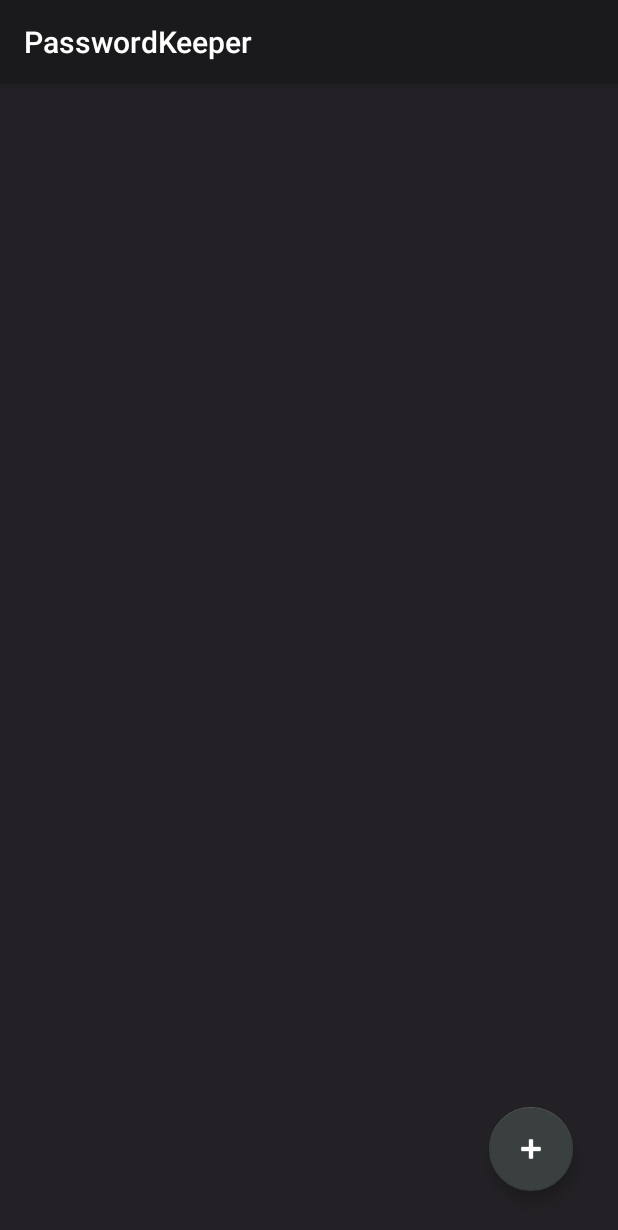
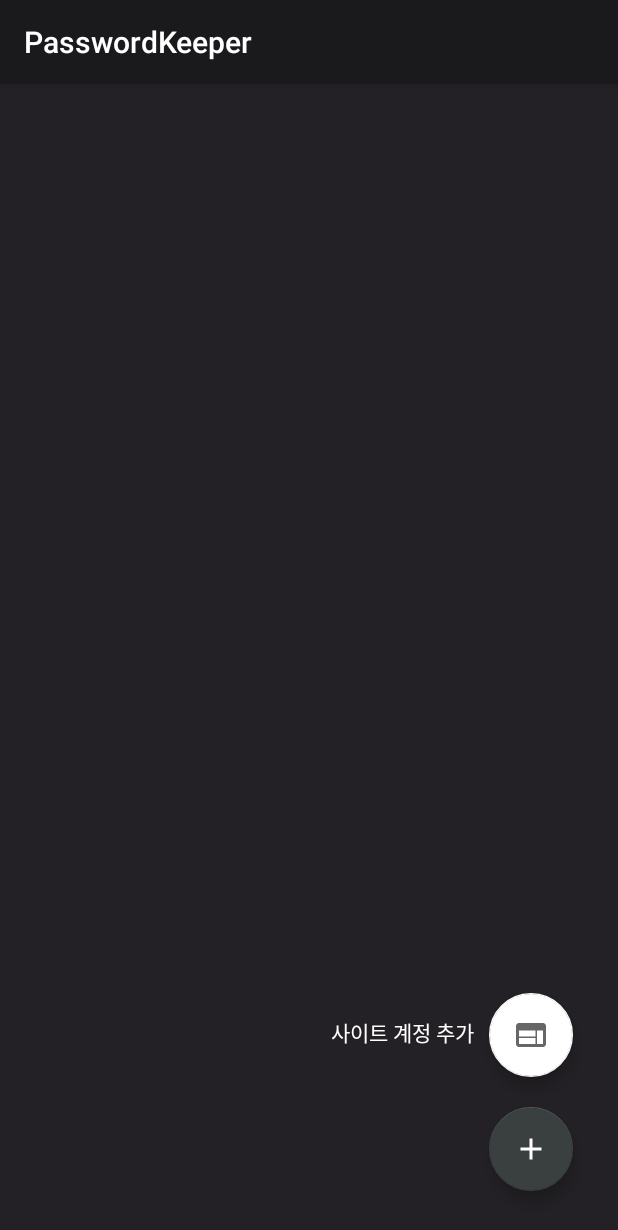
Before and after one commit to DongChyeon/Password-Keeper, an Android app: the MainActivity screen opened directly, with no data from a screen before it, on a phone screen of 412 x 824 dp. Shown: the top 1230 px of the screen. Run offline under Robolectric (Android 15) with nearby library versions, the phone set to English and light mode, and no system bars; our stand-ins replace Room's generated code.

Commit message:
Modify components' id and Add button animation

```diff
--- a/app/src/main/AndroidManifest.xml
+++ b/app/src/main/AndroidManifest.xml
@@ -9,10 +9,10 @@
         android:roundIcon="@drawable/applogo"
         android:supportsRtl="true"
         android:theme="@style/AppTheme">
-        <activity android:name=".RegisterActivity"></activity>
+        <activity android:name=".RegisterActivity" />
         <activity
             android:name=".LoginActivity"
-            android:theme="@style/LoginTheme"></activity>
+            android:theme="@style/LoginTheme" />
         <activity
             android:name=".SplashActivity"
             android:theme="@style/SplashTheme">
@@ -22,7 +22,7 @@
                 <category android:name="android.intent.category.LAUNCHER" />
             </intent-filter>
         </activity>
-        <activity android:name=".MainActivity"></activity>
+        <activity android:name=".MainActivity" />
     </application>
 
 </manifest>
--- a/app/src/main/java/com/dongchyeon/passwordkeeper/LoginActivity.java
+++ b/app/src/main/java/com/dongchyeon/passwordkeeper/LoginActivity.java
@@ -32,8 +32,8 @@ public class LoginActivity extends AppCompatActivity {
 
         prefs = getSharedPreferences("Pref", MODE_PRIVATE);
 
-        inputPassword = findViewById(R.id.intputPassword);
-        loginButton = findViewById(R.id.loginButton);
+        inputPassword = findViewById(R.id.intput_password);
+        loginButton = findViewById(R.id.login_button);
         loginButton.setOnClickListener(new View.OnClickListener() {
             @Override
             public void onClick(View view) {
--- a/app/src/main/java/com/dongchyeon/passwordkeeper/MainActivity.java
+++ b/app/src/main/java/com/dongchyeon/passwordkeeper/MainActivity.java
@@ -1,14 +1,69 @@
 package com.dongchyeon.passwordkeeper;
 
 import androidx.appcompat.app.AppCompatActivity;
+import androidx.recyclerview.widget.RecyclerView;
 
 import android.os.Bundle;
+import android.view.View;
+import android.view.animation.Animation;
+import android.view.animation.AnimationUtils;
+import android.widget.Button;
+import android.widget.TextView;
+
+import com.dongchyeon.passwordkeeper.database.AppDatabase;
+import com.google.android.material.floatingactionbutton.FloatingActionButton;
 
 public class MainActivity extends AppCompatActivity {
+    private AppDatabase appDatabase;
+
+    private FloatingActionButton addButton;
+    private FloatingActionButton addSiteButton;
+    private TextView addSiteText;
+    private RecyclerView recyclerView;
+
+    private Animation fab_open;
+    private Animation fab_close;
 
     @Override
     protected void onCreate(Bundle savedInstanceState) {
         super.onCreate(savedInstanceState);
         setContentView(R.layout.activity_main);
+
+        appDatabase = AppDatabase.getInstance(this);
+
+        initUI();
+    }
+
+    private void initUI() {
+        fab_open = AnimationUtils.loadAnimation(getApplicationContext(), R.anim.fab_open);
+        fab_close = AnimationUtils.loadAnimation(getApplicationContext(), R.anim.fab_close);
+
+        addButton = findViewById(R.id.add_button);
+        addSiteButton = findViewById(R.id.add_site_button);
+        addSiteText = findViewById(R.id.add_site_text);
+        recyclerView = findViewById(R.id.recycler_view);
+
+        addSiteButton.startAnimation(fab_close);
+        addSiteButton.setClickable(false);
+        addSiteText.startAnimation(fab_close);
+
+        addButton.setOnClickListener(new View.OnClickListener() {
+            @Override
+            public void onClick(View view) {
+                openAndCloseButton();
+            }
+        });
+    }
+
+    private void openAndCloseButton() {
+        if (addSiteButton.isClickable()) {
+            addSiteButton.startAnimation(fab_close);
+            addSiteButton.setClickable(false);
+            addSiteText.startAnimation(fab_close);
+        } else {
+            addSiteButton.startAnimation(fab_open);
+            addSiteButton.setClickable(true);
+            addSiteText.startAnimation(fab_open);
+        }
     }
 }
--- a/app/src/main/java/com/dongchyeon/passwordkeeper/RegisterActivity.java
+++ b/app/src/main/java/com/dongchyeon/passwordkeeper/RegisterActivity.java
@@ -26,9 +26,9 @@ public class RegisterActivity extends AppCompatActivity {
 
         prefs = getSharedPreferences("Pref", MODE_PRIVATE);
 
-        newPassword = findViewById(R.id.newPassword);
-        confirmPassword = findViewById(R.id.confirmPassword);
-        confirmButton = findViewById(R.id.confirmButton);
+        newPassword = findViewById(R.id.new_password);
+        confirmPassword = findViewById(R.id.confirm_password);
+        confirmButton = findViewById(R.id.confirm_button);
         confirmButton.setOnClickListener(new View.OnClickListener() {
             @Override
             public void onClick(View view) {
--- /dev/null
+++ b/app/src/main/res/anim/fab_close.xml
@@ -0,0 +1,18 @@
+<?xml version="1.0" encoding="utf-8"?>
+<set xmlns:android="http://schemas.android.com/apk/res/android"
+    android:fillAfter="true">
+    <scale
+        android:duration="300"
+        android:fromXScale="1.0"
+        android:fromYScale="1.0"
+        android:interpolator="@android:anim/linear_interpolator"
+        android:pivotX="50%"
+        android:pivotY="50%"
+        android:toXScale="0.0"
+        android:toYScale="0.0" />
+    <alpha
+        android:duration="300"
+        android:fromAlpha="1.0"
+        android:interpolator="@android:anim/accelerate_interpolator"
+        android:toAlpha="0.0" />
+</set>
--- /dev/null
+++ b/app/src/main/res/anim/fab_open.xml
@@ -0,0 +1,18 @@
+<?xml version="1.0" encoding="utf-8"?>
+<set xmlns:android="http://schemas.android.com/apk/res/android"
+    android:fillAfter="true">
+    <scale
+        android:duration="300"
+        android:fromXScale="0.0"
+        android:fromYScale="0.0"
+        android:interpolator="@android:anim/linear_interpolator"
+        android:pivotX="50%"
+        android:pivotY="50%"
+        android:toXScale="1.0"
+        android:toYScale="1.0" />
+    <alpha
+        android:duration="300"
+        android:fromAlpha="0.0"
+        android:interpolator="@android:anim/accelerate_interpolator"
+        android:toAlpha="1.0" />
+</set>
--- /dev/null
+++ b/app/src/main/res/drawable/add.xml
@@ -0,0 +1,5 @@
+<vector android:height="24dp" android:tint="#FFFFFF"
+    android:viewportHeight="24" android:viewportWidth="24"
+    android:width="24dp" xmlns:android="http://schemas.android.com/apk/res/android">
+    <path android:fillColor="@android:color/white" android:pathData="M19,13h-6v6h-2v-6H5v-2h6V5h2v6h6v2z"/>
+</vector>
--- /dev/null
+++ b/app/src/main/res/drawable/web.xml
@@ -0,0 +1,10 @@
+<vector xmlns:android="http://schemas.android.com/apk/res/android"
+    android:width="24dp"
+    android:height="24dp"
+    android:viewportWidth="24"
+    android:viewportHeight="24"
+    android:tint="?attr/colorControlNormal">
+  <path
+      android:fillColor="@android:color/white"
+      android:pathData="M20,4L4,4c-1.1,0 -1.99,0.9 -1.99,2L2,18c0,1.1 0.9,2 2,2h16c1.1,0 2,-0.9 2,-2L22,6c0,-1.1 -0.9,-2 -2,-2zM15,18L4,18v-4h11v4zM15,13L4,13L4,9h11v4zM20,18h-4L16,9h4v9z"/>
+</vector>
--- a/app/src/main/res/layout/activity_login.xml
+++ b/app/src/main/res/layout/activity_login.xml
@@ -19,7 +19,7 @@
         app:layout_constraintTop_toTopOf="parent">
 
         <EditText
-            android:id="@+id/intputPassword"
+            android:id="@+id/intput_password"
             android:layout_width="match_parent"
             android:layout_height="wrap_content"
             android:layout_marginLeft="5dp"
@@ -31,7 +31,7 @@
             android:textColorHint="#FFFFFF" />
 
         <Button
-            android:id="@+id/loginButton"
+            android:id="@+id/login_button"
             android:layout_width="wrap_content"
             android:layout_height="wrap_content"
             android:layout_gravity="center_horizontal"
@@ -40,7 +40,7 @@
     </LinearLayout>
 
     <TextView
-        android:id="@+id/textView2"
+        android:id="@+id/explain_text"
         android:layout_width="wrap_content"
         android:layout_height="wrap_content"
         android:layout_marginTop="20dp"
--- a/app/src/main/res/layout/activity_main.xml
+++ b/app/src/main/res/layout/activity_main.xml
@@ -7,6 +7,7 @@
     tools:context=".MainActivity">
 
     <androidx.recyclerview.widget.RecyclerView
+        android:id="@+id/recycler_view"
         android:layout_width="match_parent"
         android:layout_height="match_parent"
         app:layout_constraintBottom_toBottomOf="parent"
@@ -15,16 +16,41 @@
         app:layout_constraintStart_toStartOf="parent" />
 
     <com.google.android.material.floatingactionbutton.FloatingActionButton
-        android:id="@+id/floatingActionButton"
+        android:id="@+id/add_button"
         android:layout_width="wrap_content"
         android:layout_height="wrap_content"
         android:layout_marginRight="30dp"
         android:layout_marginBottom="30dp"
         android:clickable="true"
-        android:tint="#FFFFFF"
         app:backgroundTint="@color/colorAccent"
         app:fabSize="normal"
         app:layout_constraintBottom_toBottomOf="parent"
         app:layout_constraintEnd_toEndOf="parent"
-        app:srcCompat="@android:drawable/ic_input_add" />
+        app:srcCompat="@drawable/add" />
+
+    <com.google.android.material.floatingactionbutton.FloatingActionButton
+        android:id="@+id/add_site_button"
+        android:layout_width="wrap_content"
+        android:layout_height="wrap_content"
+        android:layout_marginEnd="30dp"
+        android:layout_marginRight="30dp"
+        android:layout_marginBottom="20dp"
+        android:clickable="true"
+        app:backgroundTint="#FFFFFF"
+        app:fabSize="normal"
+        app:layout_constraintBottom_toTopOf="@+id/add_button"
+        app:layout_constraintEnd_toEndOf="parent"
+        app:srcCompat="@drawable/web" />
+
+    <TextView
+        android:id="@+id/add_site_text"
+        android:layout_width="wrap_content"
+        android:layout_height="wrap_content"
+        android:layout_marginEnd="10dp"
+        android:layout_marginRight="10dp"
+        android:layout_marginBottom="125dp"
+        android:text="사이트 계정 추가"
+        android:textColor="#FFFFFF"
+        app:layout_constraintBottom_toBottomOf="parent"
+        app:layout_constraintEnd_toStartOf="@+id/add_site_button" />
 </androidx.constraintlayout.widget.ConstraintLayout>
--- a/app/src/main/res/layout/activity_register.xml
+++ b/app/src/main/res/layout/activity_register.xml
@@ -7,7 +7,7 @@
     tools:context=".RegisterActivity">
 
     <TextView
-        android:id="@+id/textView5"
+        android:id="@+id/explain_text"
         android:layout_width="wrap_content"
         android:layout_height="wrap_content"
         android:layout_marginBottom="50dp"
@@ -31,7 +31,7 @@
         app:layout_constraintTop_toTopOf="parent">
 
         <EditText
-            android:id="@+id/newPassword"
+            android:id="@+id/new_password"
             android:layout_width="match_parent"
             android:layout_height="match_parent"
             android:layout_margin="5dp"
@@ -42,7 +42,7 @@
             android:textColorHint="#FFFFFF" />
 
         <EditText
-            android:id="@+id/confirmPassword"
+            android:id="@+id/confirm_password"
             android:layout_width="match_parent"
             android:layout_height="wrap_content"
             android:layout_margin="5dp"
@@ -52,7 +52,7 @@
             android:textColorHint="#FFFFFF" />
 
         <Button
-            android:id="@+id/confirmButton"
+            android:id="@+id/confirm_button"
             android:layout_width="wrap_content"
             android:layout_height="wrap_content"
             android:layout_gravity="center"
```
